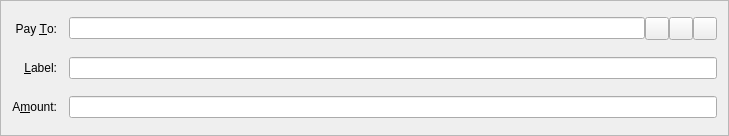
Before: the Qt Designer form src/qt/forms/sendcoinsentry.ui in sha-doh/Monkey, drawn with Qt 5.
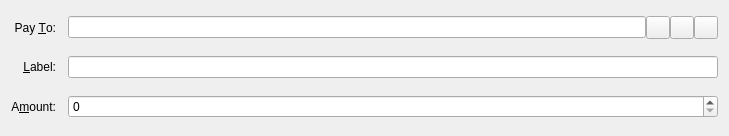
After: the same form once the commit is applied. Icons and pictures are not drawn. Custom widgets are drawn as their Qt base class.

```diff
--- a/src/qt/forms/sendcoinsentry.ui
+++ b/src/qt/forms/sendcoinsentry.ui
@@ -14,10 +14,10 @@
    <string>Form</string>
   </property>
   <property name="frameShape">
-   <enum>QFrame::StyledPanel</enum>
+   <enum>QFrame::NoFrame</enum>
   </property>
   <property name="frameShadow">
-   <enum>QFrame::Sunken</enum>
+   <enum>QFrame::Plain</enum>
   </property>
   <layout class="QGridLayout" name="gridLayout">
    <property name="spacing">
@@ -150,17 +150,17 @@
   </layout>
  </widget>
  <customwidgets>
-  <customwidget>
-   <class>QValidatedLineEdit</class>
-   <extends>QLineEdit</extends>
-   <header>qvalidatedlineedit.h</header>
-  </customwidget>
   <customwidget>
    <class>BitcoinAmountField</class>
-   <extends>QLineEdit</extends>
+   <extends>QSpinBox</extends>
    <header>bitcoinamountfield.h</header>
    <container>1</container>
   </customwidget>
+  <customwidget>
+   <class>QValidatedLineEdit</class>
+   <extends>QLineEdit</extends>
+   <header>qvalidatedlineedit.h</header>
+  </customwidget>
  </customwidgets>
  <resources>
   <include location="../bitcoin.qrc"/>
```
